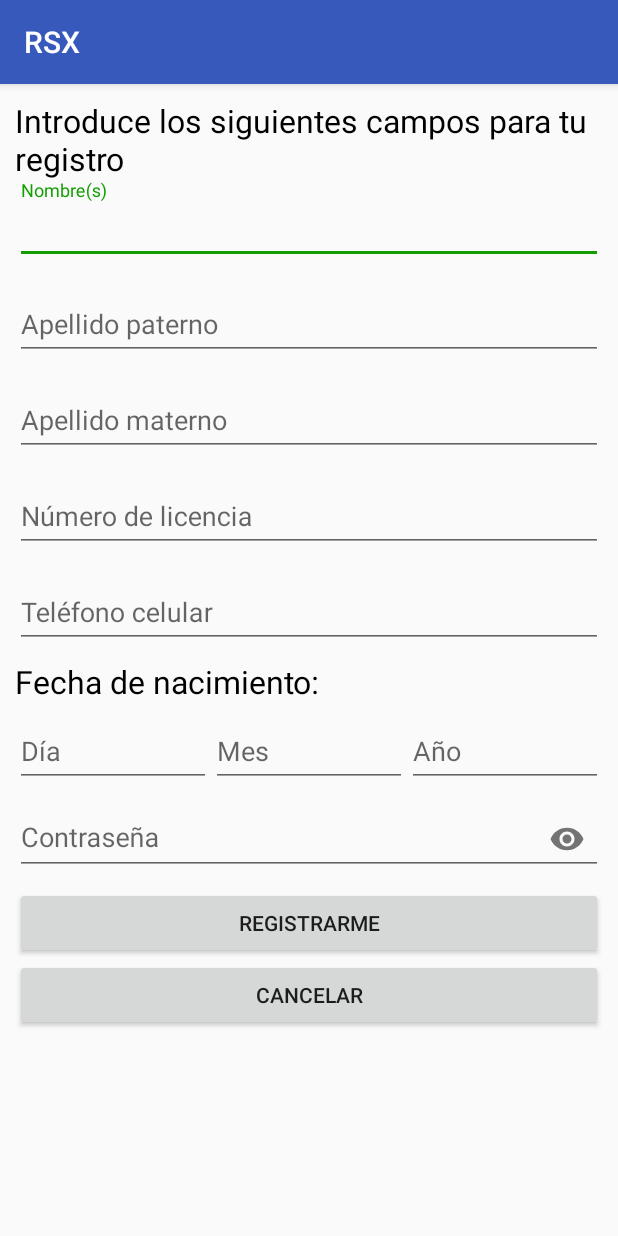
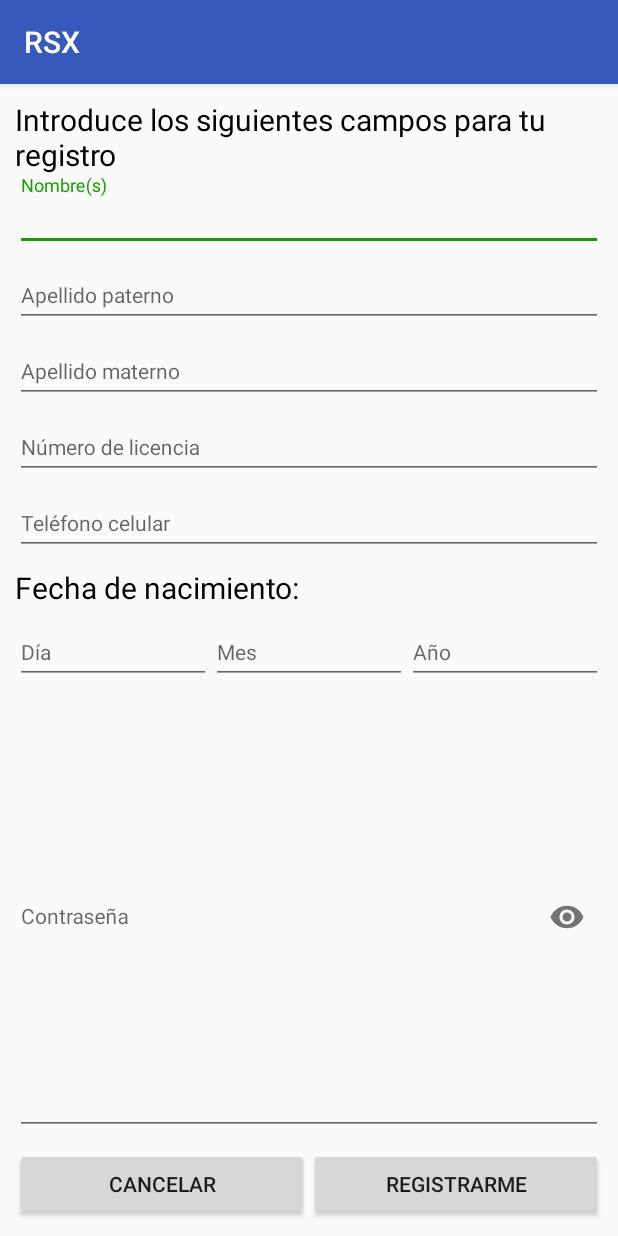
Before and after one commit to Eduardox18/PF_Android_DH, an Android app: the RegistroActivity screen opened directly, with no data from a screen before it, on a phone screen of 412 x 824 dp. Run offline under Robolectric (Android 15) with nearby library versions, the phone set to English and light mode, and no system bars.

Commit message:
Cambios a activity

```diff
--- a/RSX/app/src/main/java/com/rockola/rsx/VehiculoActivity.java
+++ b/RSX/app/src/main/java/com/rockola/rsx/VehiculoActivity.java
@@ -64,8 +64,11 @@ public class VehiculoActivity extends AppCompatActivity {
         txt_anio = (EditText) findViewById(R.id.txt_anio);
         txt_poliza = (EditText) findViewById(R.id.txt_poliza);
         coloresSpi = (Spinner) findViewById(R.id.colorSpi);
+        coloresSpi.setPrompt("Color");
         marcaSpi = (Spinner) findViewById(R.id.marcaSpi);
+        marcaSpi.setPrompt("Marca");
         aseguradorasSpi = (Spinner) findViewById(R.id.aseguradoraSpi);
+        aseguradorasSpi.setPrompt("Aseguradoras");
 
         parametrosIntent();
         llenarSpinners();
--- a/RSX/app/src/main/res/layout/activity_acceso.xml
+++ b/RSX/app/src/main/res/layout/activity_acceso.xml
@@ -13,9 +13,10 @@
 
     <ImageView
         android:id="@+id/imageView2"
-        android:layout_width="375dp"
-        android:layout_height="256dp"
+        android:layout_width="wrap_content"
+        android:layout_height="wrap_content"
         android:layout_gravity="center"
+        android:layout_weight="1"
         app:srcCompat="@drawable/logo" />
 
     <TextView
--- a/RSX/app/src/main/res/layout/activity_registro.xml
+++ b/RSX/app/src/main/res/layout/activity_registro.xml
@@ -15,19 +15,16 @@
         android:id="@+id/textView3"
         android:layout_width="match_parent"
         android:layout_height="wrap_content"
+        android:layout_weight="1"
         android:text="Introduce los siguientes campos para tu registro"
         android:textAlignment="viewStart"
         android:textColor="@android:color/background_dark"
-        android:textSize="21sp" />
+        android:textSize="20sp" />
 
     <android.support.design.widget.TextInputLayout
         android:layout_width="match_parent"
-        android:layout_height="wrap_content">
-
-        <Space
-            android:layout_width="match_parent"
-            android:layout_height="8dp"
-            android:layout_weight="1" />
+        android:layout_height="wrap_content"
+        android:layout_weight="1">
 
         <EditText
             android:id="@+id/txt_nombre"
@@ -36,17 +33,14 @@
             android:layout_weight="1"
             android:ems="10"
             android:hint="Nombre(s)"
-            android:inputType="textPersonName" />
+            android:inputType="textPersonName"
+            android:textSize="14sp" />
     </android.support.design.widget.TextInputLayout>
 
     <android.support.design.widget.TextInputLayout
         android:layout_width="match_parent"
-        android:layout_height="wrap_content">
-
-        <Space
-            android:layout_width="match_parent"
-            android:layout_height="8dp"
-            android:layout_weight="1" />
+        android:layout_height="wrap_content"
+        android:layout_weight="1">
 
         <EditText
             android:id="@+id/txt_paterno"
@@ -55,17 +49,14 @@
             android:layout_weight="1"
             android:ems="10"
             android:hint="Apellido paterno"
-            android:inputType="textPersonName" />
+            android:inputType="textPersonName"
+            android:textSize="14sp" />
     </android.support.design.widget.TextInputLayout>
 
     <android.support.design.widget.TextInputLayout
         android:layout_width="match_parent"
-        android:layout_height="wrap_content">
-
-        <Space
-            android:layout_width="match_parent"
-            android:layout_height="8dp"
-            android:layout_weight="1" />
+        android:layout_height="wrap_content"
+        android:layout_weight="1">
 
         <EditText
             android:id="@+id/txt_materno"
@@ -74,17 +65,14 @@
             android:layout_weight="1"
             android:ems="10"
             android:hint="Apellido materno"
-            android:inputType="textPersonName" />
+            android:inputType="textPersonName"
+            android:textSize="14sp" />
     </android.support.design.widget.TextInputLayout>
 
     <android.support.design.widget.TextInputLayout
         android:layout_width="match_parent"
-        android:layout_height="wrap_content">
-
-        <Space
-            android:layout_width="match_parent"
-            android:layout_height="8dp"
-            android:layout_weight="1" />
+        android:layout_height="wrap_content"
+        android:layout_weight="1">
 
         <EditText
             android:id="@+id/txt_licencia"
@@ -93,18 +81,15 @@
             android:layout_weight="1"
             android:ems="10"
             android:hint="Número de licencia"
+            android:inputType="number"
             android:maxLength="12"
-            android:inputType="number" />
+            android:textSize="14sp" />
     </android.support.design.widget.TextInputLayout>
 
     <android.support.design.widget.TextInputLayout
         android:layout_width="match_parent"
-        android:layout_height="wrap_content">
-
-        <Space
-            android:layout_width="match_parent"
-            android:layout_height="8dp"
-            android:layout_weight="1" />
+        android:layout_height="wrap_content"
+        android:layout_weight="1">
 
         <EditText
             android:id="@+id/txt_celular"
@@ -113,22 +98,30 @@
             android:layout_weight="1"
             android:ems="10"
             android:hint="Teléfono celular"
+            android:inputType="phone"
             android:maxLength="10"
-            android:inputType="phone" />
+            android:textSize="14sp" />
     </android.support.design.widget.TextInputLayout>
+
+    <Space
+        android:layout_width="match_parent"
+        android:layout_height="8dp"
+        android:layout_weight="1" />
 
     <TextView
         android:id="@+id/textView6"
         android:layout_width="match_parent"
         android:layout_height="wrap_content"
+        android:layout_weight="1"
         android:text="Fecha de nacimiento:"
         android:textAlignment="viewStart"
         android:textColor="@android:color/background_dark"
-        android:textSize="21sp" />
+        android:textSize="20sp" />
 
     <LinearLayout
         android:layout_width="match_parent"
         android:layout_height="wrap_content"
+        android:layout_weight="1"
         android:orientation="horizontal"
         android:weightSum="3">
 
@@ -144,8 +137,9 @@
                 android:layout_weight="1"
                 android:ems="10"
                 android:hint="Día"
+                android:inputType="number"
                 android:maxLength="2"
-                android:inputType="number" />
+                android:textSize="14sp" />
         </android.support.design.widget.TextInputLayout>
 
         <android.support.design.widget.TextInputLayout
@@ -160,8 +154,9 @@
                 android:layout_weight="1"
                 android:ems="10"
                 android:hint="Mes"
+                android:inputType="number"
                 android:maxLength="2"
-                android:inputType="number" />
+                android:textSize="14sp" />
         </android.support.design.widget.TextInputLayout>
 
         <android.support.design.widget.TextInputLayout
@@ -176,20 +171,17 @@
                 android:layout_weight="1"
                 android:ems="10"
                 android:hint="Año"
+                android:inputType="number"
                 android:maxLength="4"
-                android:inputType="number" />
+                android:textSize="14sp" />
         </android.support.design.widget.TextInputLayout>
     </LinearLayout>
 
     <android.support.design.widget.TextInputLayout
         android:layout_width="match_parent"
         android:layout_height="wrap_content"
+        android:layout_weight="1"
         app:passwordToggleEnabled="true">
-
-        <Space
-            android:layout_width="match_parent"
-            android:layout_height="8dp"
-            android:layout_weight="1" />
 
         <EditText
             android:id="@+id/txt_password"
@@ -198,21 +190,37 @@
             android:layout_weight="1"
             android:ems="10"
             android:hint="Contraseña"
-            android:inputType="textPassword" />
+            android:inputType="textPassword"
+            android:textSize="14sp" />
+
     </android.support.design.widget.TextInputLayout>
 
-    <Button
-        android:id="@+id/registrar_button"
+    <Space
+        android:layout_width="match_parent"
+        android:layout_height="8dp"
+        android:layout_weight="1" />
+
+    <LinearLayout
         android:layout_width="match_parent"
         android:layout_height="wrap_content"
-        android:text="Registrarme"
-        android:onClick="registrar"/>
+        android:layout_weight="1"
+        android:orientation="horizontal">
 
-    <Button
-        android:id="@+id/cancelar_button"
-        android:layout_width="match_parent"
-        android:layout_height="wrap_content"
-        android:text="Cancelar"
-        android:onClick="cancelar"/>
+        <Button
+            android:id="@+id/cancelar_button"
+            android:layout_width="match_parent"
+            android:layout_height="wrap_content"
+            android:layout_weight="1"
+            android:onClick="cancelar"
+            android:text="Cancelar" />
+
+        <Button
+            android:id="@+id/registrar_button"
+            android:layout_width="match_parent"
+            android:layout_height="wrap_content"
+            android:layout_weight="1"
+            android:onClick="registrar"
+            android:text="Registrarme" />
+    </LinearLayout>
 
 </LinearLayout>
--- a/RSX/app/src/main/res/layout/activity_vehiculo.xml
+++ b/RSX/app/src/main/res/layout/activity_vehiculo.xml
@@ -19,7 +19,7 @@
         android:text="Introduce los siguientes campos para registrar el vehículo"
         android:textAlignment="viewStart"
         android:textColor="@android:color/background_dark"
-        android:textSize="21sp" />
+        android:textSize="20sp" />
 
     <Space
         android:layout_width="match_parent"
@@ -34,7 +34,8 @@
         android:ems="10"
         android:hint="Número de Placa (Ejemplo: XYZ-23-123)"
         android:inputType="textPersonName"
-        android:maxLength="10" />
+        android:maxLength="10"
+        android:textSize="14sp" />
 
     <Space
         android:layout_width="match_parent"
@@ -48,7 +49,8 @@
         android:layout_weight="1"
         android:ems="10"
         android:hint="Modelo"
-        android:inputType="textPersonName" />
+        android:inputType="textPersonName"
+        android:textSize="14sp" />
 
     <Space
         android:layout_width="match_parent"
@@ -62,7 +64,8 @@
         android:layout_weight="1"
         android:ems="10"
         android:hint="Año"
-        android:inputType="number" />
+        android:inputType="number"
+        android:textSize="14sp" />
 
     <Space
         android:layout_width="match_parent"
@@ -77,7 +80,8 @@
         android:ems="10"
         android:hint="Número de poliza del seguro (Opcional)"
         android:inputType="number"
-        android:maxLength="12" />
+        android:maxLength="12"
+        android:textSize="14sp" />
 
     <Space
         android:layout_width="match_parent"
--- a/RSX/build.gradle
+++ b/RSX/build.gradle
@@ -7,7 +7,7 @@ buildscript {
         jcenter()
     }
     dependencies {
-        classpath 'com.android.tools.build:gradle:3.1.2'
+        classpath 'com.android.tools.build:gradle:3.1.3'
 
 
         // NOTE: Do not place your application dependencies here; they belong
```
